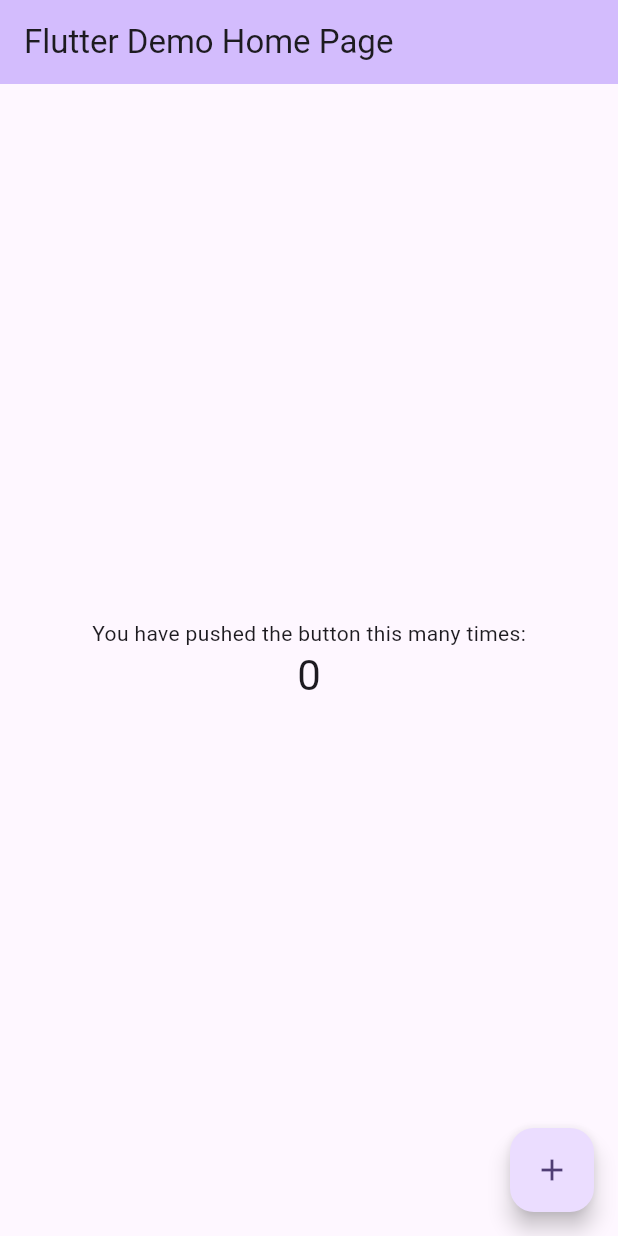
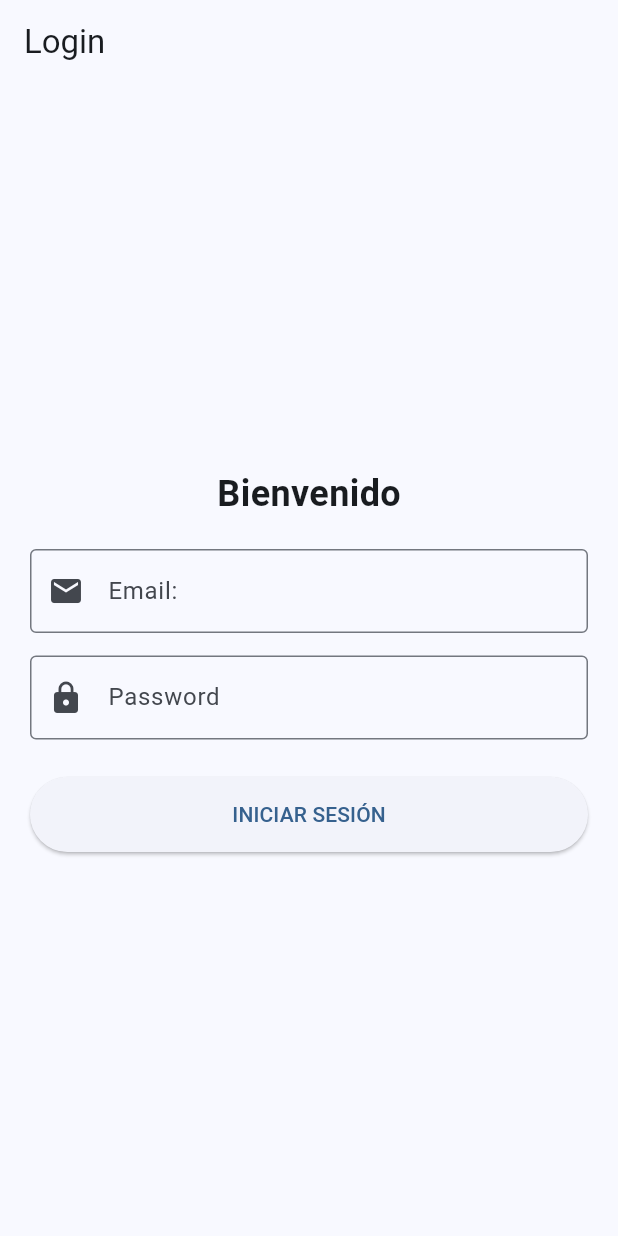
Before and after one commit to jesusoler/Hermodr, a Flutter app: the screen it shows after launch, on a phone screen of 412 x 824 dp. Run offline on Flutter 3.47's test engine with Material 3 defaults, Android fonts, the phone set to English and light mode, and no system bars; our stand-ins replace cloud_firestore, firebase_auth, firebase_core; accounts and stored records are empty.

Commit message:
Página login funcional

```diff
--- /dev/null
+++ b/AppMovil/lib/Services/auth_login.dart
@@ -0,0 +1,52 @@
+import 'package:firebase_auth/firebase_auth.dart';
+import 'package:cloud_firestore/cloud_firestore.dart';
+
+class AuthLogin {
+  final FirebaseAuth _auth = FirebaseAuth.instance;
+  final FirebaseFirestore _db = FirebaseFirestore.instance;
+
+  //Signup
+
+  Future<User?> signup(String email, String password, String nombre) async {
+    try {
+      UserCredential res = await _auth.createUserWithEmailAndPassword(
+          email: email, password: password);
+      User? user = res.user;
+    if (user != null) {
+      await _db.collection('users').doc(user.uid).set ({
+        'Name': nombre,
+        'Email': email,
+        'UID': user.uid,
+        'Band1': {
+          'Band_Name': '',
+          'MAC': '',
+          'Destiny_LinkID': ''
+        },
+        'Token_FCM': '',
+        'Profile_Pic': ''
+      });
+    }
+      return user;
+    } catch (e) {
+      print ("Error en un registro $e");
+      return null;
+    }
+  }
+
+  //Login
+
+  Future<User?> login(String email, String password) async {
+    try {
+      UserCredential res = await _auth.signInWithEmailAndPassword(
+          email: email, password: password);
+      return res.user;
+    } catch (e) {
+      print("Error en login: $e");
+      return null;
+    }
+  }
+
+  //Logout
+
+  Future<void> logout() async => await _auth.signOut();
+}
--- /dev/null
+++ b/AppMovil/lib/Services/login_screen.dart
@@ -0,0 +1,76 @@
+import 'package:flutter/material.dart';
+import 'auth_login.dart';
+
+class LoginScreen extends StatefulWidget {
+  const LoginScreen({super.key});
+
+  @override
+  State<LoginScreen> createState() => _LoginScreenState();
+}
+
+class _LoginScreenState extends State<LoginScreen> {
+  final TextEditingController _emailController = TextEditingController();
+  final TextEditingController _passwordController = TextEditingController();
+
+  final AuthLogin _authService = AuthLogin();
+
+  @override
+  Widget build(BuildContext context) {
+    return Scaffold(
+      appBar: AppBar(title: const Text("Login")),
+      body: Padding(
+        padding: const EdgeInsets.all(20.0),
+        child: Column(
+          mainAxisAlignment: MainAxisAlignment.center,
+          children: [
+            const Text("Bienvenido", style: TextStyle(fontSize: 24, fontWeight: FontWeight.bold)),
+            const SizedBox(height: 20),
+
+            TextField(
+              controller: _emailController,
+              decoration: const InputDecoration(
+                labelText: "Email:",
+                border: OutlineInputBorder(),
+                prefixIcon: Icon(Icons.email),
+              ),
+            ),
+            const SizedBox(height: 15),
+
+            TextField(
+              controller: _passwordController,
+              obscureText: true,
+              decoration: const InputDecoration(
+                labelText: "Password",
+                border: OutlineInputBorder(),
+                prefixIcon: Icon(Icons.lock),
+              ),
+            ),
+            const SizedBox(height: 25),
+
+            SizedBox(
+              width: double.infinity,
+              height: 50,
+              child: ElevatedButton(
+                onPressed: () async {
+                  var user = await _authService.login(
+                    _emailController.text.trim(),
+                    _passwordController.text.trim()
+                  );
+
+                  if (user != null) {
+                    print("✅ Login correcto!");
+                  } else {
+                    ScaffoldMessenger.of(context).showSnackBar(
+                      const SnackBar(content: Text("Error: Usuario o contraseña incorrectos"))
+                    );
+                  }
+                },
+                child: const Text("INICIAR SESIÓN"),
+              ),
+            ),
+          ],
+        ),
+      ),
+    );
+  }
+}
--- a/AppMovil/lib/main.dart
+++ b/AppMovil/lib/main.dart
@@ -1,122 +1,31 @@
 import 'package:flutter/material.dart';
+import 'package:firebase_core/firebase_core.dart';
+import 'firebase_options.dart' as firebase_options;
+import 'Services/login_screen.dart';
 
-void main() {
+void main() async {
+  WidgetsFlutterBinding.ensureInitialized();
+
+  await Firebase.initializeApp(
+    options: firebase_options.DefaultFirebaseOptions.currentPlatform,
+  );
+
   runApp(const MyApp());
 }
 
 class MyApp extends StatelessWidget {
   const MyApp({super.key});
 
-  // This widget is the root of your application.
   @override
   Widget build(BuildContext context) {
     return MaterialApp(
-      title: 'Flutter Demo',
+      debugShowCheckedModeBanner: false,
+      title: 'Hermodr SMR',
       theme: ThemeData(
-        // This is the theme of your application.
-        //
-        // TRY THIS: Try running your application with "flutter run". You'll see
-        // the application has a purple toolbar. Then, without quitting the app,
-        // try changing the seedColor in the colorScheme below to Colors.green
-        // and then invoke "hot reload" (save your changes or press the "hot
-        // reload" button in a Flutter-supported IDE, or press "r" if you used
-        // the command line to start the app).
-        //
-        // Notice that the counter didn't reset back to zero; the application
-        // state is not lost during the reload. To reset the state, use hot
-        // restart instead.
-        //
-        // This works for code too, not just values: Most code changes can be
-        // tested with just a hot reload.
-        colorScheme: .fromSeed(seedColor: Colors.deepPurple),
+        colorScheme: ColorScheme.fromSeed(seedColor: Colors.blue),
+        useMaterial3: true,
       ),
-      home: const MyHomePage(title: 'Flutter Demo Home Page'),
+      home: const LoginScreen(),
     );
   }
 }
-
-class MyHomePage extends StatefulWidget {
-  const MyHomePage({super.key, required this.title});
-
-  // This widget is the home page of your application. It is stateful, meaning
-  // that it has a State object (defined below) that contains fields that affect
-  // how it looks.
-
-  // This class is the configuration for the state. It holds the values (in this
-  // case the title) provided by the parent (in this case the App widget) and
-  // used by the build method of the State. Fields in a Widget subclass are
-  // always marked "final".
-
-  final String title;
-
-  @override
-  State<MyHomePage> createState() => _MyHomePageState();
-}
-
-class _MyHomePageState extends State<MyHomePage> {
-  int _counter = 0;
-
-  void _incrementCounter() {
-    setState(() {
-      // This call to setState tells the Flutter framework that something has
-      // changed in this State, which causes it to rerun the build method below
-      // so that the display can reflect the updated values. If we changed
-      // _counter without calling setState(), then the build method would not be
-      // called again, and so nothing would appear to happen.
-      _counter +=10;
-    });
-  }
-
-  @override
-  Widget build(BuildContext context) {
-    // This method is rerun every time setState is called, for instance as done
-    // by the _incrementCounter method above.
-    //
-    // The Flutter framework has been optimized to make rerunning build methods
-    // fast, so that you can just rebuild anything that needs updating rather
-    // than having to individually change instances of widgets.
-    return Scaffold(
-      appBar: AppBar(
-        // TRY THIS: Try changing the color here to a specific color (to
-        // Colors.amber, perhaps?) and trigger a hot reload to see the AppBar
-        // change color while the other colors stay the same.
-        backgroundColor: Theme.of(context).colorScheme.inversePrimary,
-        // Here we take the value from the MyHomePage object that was created by
-        // the App.build method, and use it to set our appbar title.
-        title: Text(widget.title),
-      ),
-      body: Center(
-        // Center is a layout widget. It takes a single child and positions it
-        // in the middle of the parent.
-        child: Column(
-          // Column is also a layout widget. It takes a list of children and
-          // arranges them vertically. By default, it sizes itself to fit its
-          // children horizontally, and tries to be as tall as its parent.
-          //
-          // Column has various properties to control how it sizes itself and
-          // how it positions its children. Here we use mainAxisAlignment to
-          // center the children vertically; the main axis here is the vertical
-          // axis because Columns are vertical (the cross axis would be
-          // horizontal).
-          //
-          // TRY THIS: Invoke "debug painting" (choose the "Toggle Debug Paint"
-          // action in the IDE, or press "p" in the console), to see the
-          // wireframe for each widget.
-          mainAxisAlignment: .center,
-          children: [
-            const Text('You have pushed the button this many times:'),
-            Text(
-              '$_counter',
-              style: Theme.of(context).textTheme.headlineMedium,
-            ),
-          ],
-        ),
-      ),
-      floatingActionButton: FloatingActionButton(
-        onPressed: _incrementCounter,
-        tooltip: 'Increment',
-        child: const Icon(Icons.add),
-      ),
-    );
-  }
-}
--- a/AppMovil/pubspec.yaml
+++ b/AppMovil/pubspec.yaml
@@ -1,5 +1,5 @@
 name: hermodr
-description: "A new Flutter project."
+description: "Proyecto intermodular Jesús Soler y Diego Domínguez"
 # The following line prevents the package from being accidentally published to
 # pub.dev using `flutter pub publish`. This is preferred for private packages.
 publish_to: 'none' # Remove this line if you wish to publish to pub.dev
@@ -34,6 +34,9 @@ dependencies:
   # The following adds the Cupertino Icons font to your application.
   # Use with the CupertinoIcons class for iOS style icons.
   cupertino_icons: ^1.0.8
+  firebase_core: ^4.6.0
+  firebase_auth: ^6.3.0
+  cloud_firestore: ^6.2.0
 
 dev_dependencies:
   flutter_test:
```
Also changed, not shown: AppMovil/firebase.json (added), AppMovil/lib/firebase_options.dart (added), AppMovil/pubspec.lock, 9 other files.
